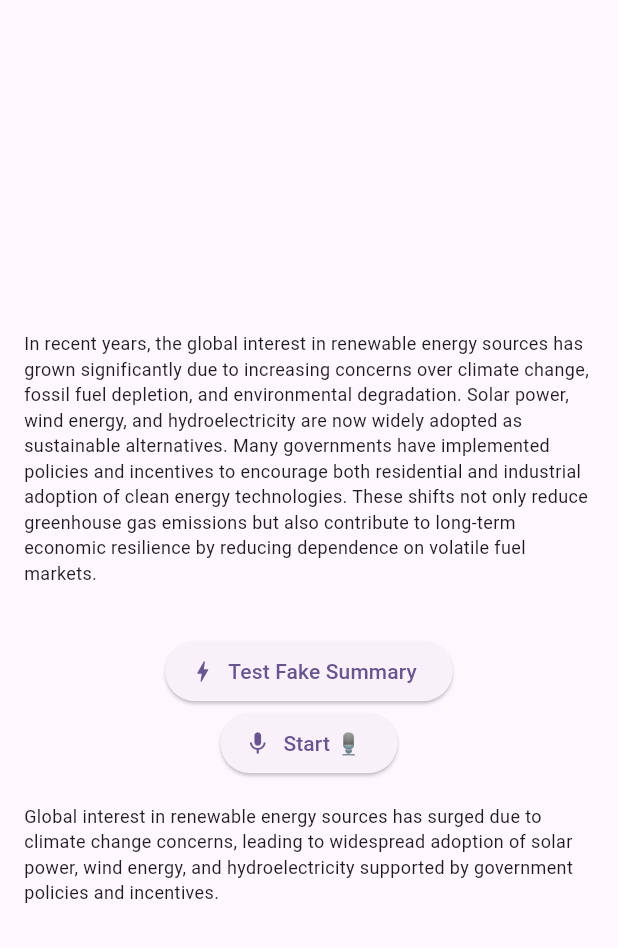
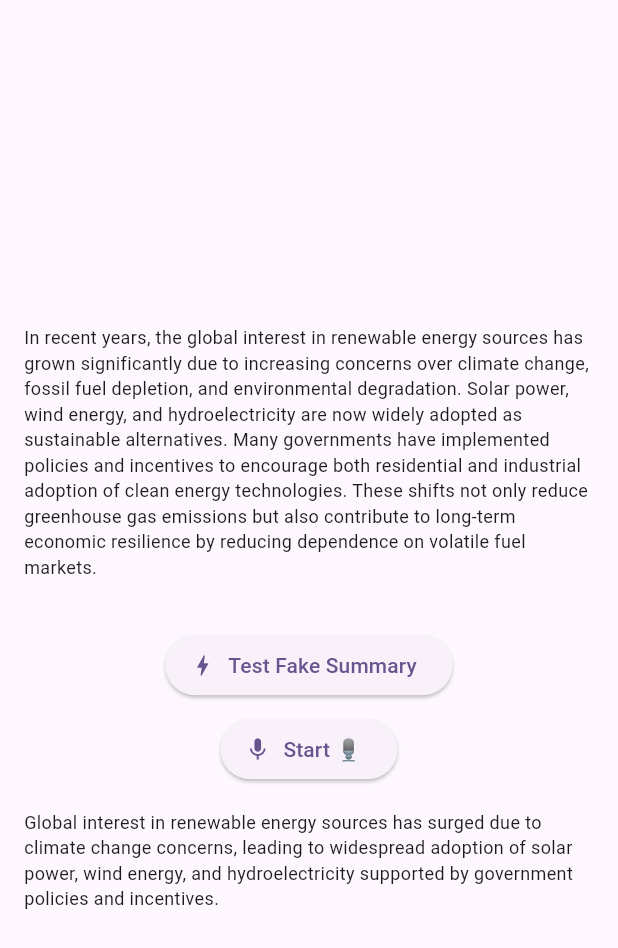
Before and after one commit to abdullah-khudher/speech_summary_app, a Flutter app: the screen it shows after launch, after a tap on "Test Fake Summary", on a phone screen of 412 x 824 dp. Shown: the top 948 px of the screen. Run offline on Flutter 3.47's test engine with Material 3 defaults, Android fonts, the phone set to English and light mode, and no system bars; our stand-ins replace bloc, dartz, dio, equatable, flutter_bloc, flutter_dotenv and 3 more.

Commit message:
style: add spacing between control buttons for better layout

```diff
--- a/lib/Features/Home/presentation/views/widgets/control_buttons_widget.dart
+++ b/lib/Features/Home/presentation/views/widgets/control_buttons_widget.dart
@@ -21,6 +21,7 @@ class StartAndTestButtons extends StatelessWidget {
                   context.read<SummaryRowTextCubit>().fakeSummaryTest();
                 },
               ),
+              const SizedBox(height: 8),
               CustomButton(
                 label: 'Start 🎙️',
                 icon: Icons.mic,
--- a/lib/Features/Home/presentation/views/widgets/start_buttons_widget.dart
+++ b/lib/Features/Home/presentation/views/widgets/start_buttons_widget.dart
@@ -23,7 +23,7 @@ class StopAndRetryButtons extends StatelessWidget {
                   await context.read<SummaryRowTextCubit>().stopAndSummarize();
                 },
               ),
-              const SizedBox(width: 16),
+              const SizedBox(height: 8),
               CustomButton(
                 label: 'Discard & Retry',
                 icon: Icons.restart_alt,
```
